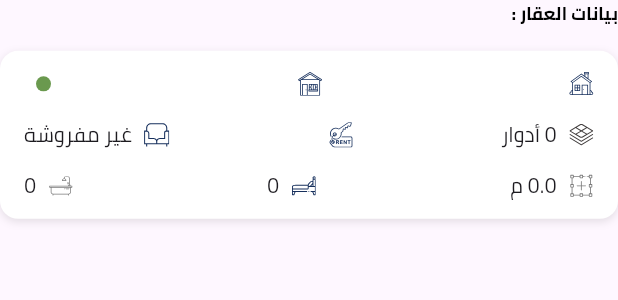
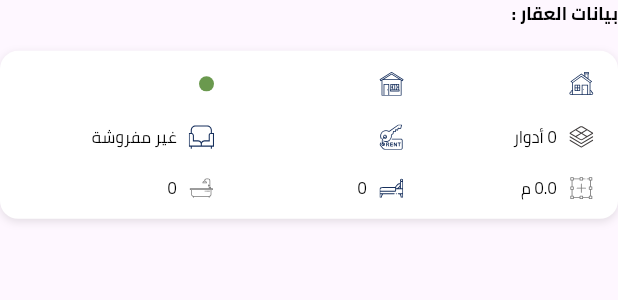
Before and after one commit to seenofficial/seen_flutter, a Flutter app: the RealEstateDetailsSpecifications widget shown alone on an empty page, opened directly with empty values, on a phone screen of 412 x 824 dp. Shown: the top 300 px of the screen. Run offline on Flutter 3.47's test engine with Material 3 defaults, Android fonts, the phone set to English and light mode, and no system bars; our stand-ins replace animate_do, bloc, cached_network_image, country_code_picker, dartz, dio and 17 more; missing offline and left inert: smart_auth; accounts and stored records are empty.

Commit message:
update details specifications

```diff
--- a/lib/features/real_estates/presentation/components/real_estate_details_screen_components/real_estate_details_specifications.dart
+++ b/lib/features/real_estates/presentation/components/real_estate_details_screen_components/real_estate_details_specifications.dart
@@ -1,4 +1,5 @@
 import 'package:enmaa/core/extensions/context_extension.dart';
+import 'package:flutter/material.dart';
 
 import '../../../../../configuration/managers/color_manager.dart';
 import '../../../../../configuration/managers/font_manager.dart';
@@ -9,8 +10,13 @@ import '../../../../home_module/home_imports.dart';
 import '../../../domain/entities/property_details_entity.dart';
 
 class RealEstateDetailsSpecifications extends StatelessWidget {
-  const RealEstateDetailsSpecifications({super.key , required this.currentProperty});
-  final PropertyDetailsEntity currentProperty ;
+  const RealEstateDetailsSpecifications({
+    super.key,
+    required this.currentProperty,
+  });
+
+  final PropertyDetailsEntity currentProperty;
+
   @override
   Widget build(BuildContext context) {
     return Column(
@@ -19,8 +25,9 @@ class RealEstateDetailsSpecifications extends StatelessWidget {
         Text(
           "بيانات العقار :",
           style: getBoldStyle(
-              color: ColorManager.blackColor,
-              fontSize: FontSize.s12),
+            color: ColorManager.blackColor,
+            fontSize: FontSize.s12,
+          ),
         ),
         SizedBox(height: context.scale(16)),
         Container(
@@ -28,12 +35,10 @@ class RealEstateDetailsSpecifications extends StatelessWidget {
           height: context.scale(106),
           decoration: BoxDecoration(
             color: ColorManager.whiteColor,
-            borderRadius:
-            BorderRadius.circular(12),
+            borderRadius: BorderRadius.circular(12),
             boxShadow: [
               BoxShadow(
-                color:
-                Colors.black.withOpacity(0.1),
+                color: Colors.black.withOpacity(0.1),
                 blurRadius: 4,
                 offset: const Offset(0, 2),
               ),
@@ -41,168 +46,74 @@ class RealEstateDetailsSpecifications extends StatelessWidget {
           ),
           child: Padding(
             padding: const EdgeInsets.symmetric(
-                horizontal: 16, vertical: 12),
+              horizontal: 16,
+              vertical: 12,
+            ),
             child: Column(
-              mainAxisAlignment:
-              MainAxisAlignment.spaceBetween,
+              mainAxisAlignment: MainAxisAlignment.spaceBetween,
               children: [
                 // First Row of Icons and Text
-                Row(
-                  mainAxisAlignment:
-                  MainAxisAlignment.start,
+                _buildRow(
                   children: [
-                    // First Item
-                    Row(
-                      children: [
-                        SvgImageComponent(
-                            iconPath: AppAssets
-                                .villaIcon,
-                            width: 16,
-                            height: 16),
-                        SizedBox(width: 8),
-                        Text(
-                          currentProperty.category
+                    _buildItem(
+                      iconPath: AppAssets.villaIcon,
+                      text: currentProperty.category,
+                    ),
+                    _buildItem(
+                      iconPath: AppAssets.independentPropertyIcon,
+                      text: currentProperty.propertyType,
+                    ),
+                    _buildItem(
+                      iconWidget: Container(
+                        width: 10,
+                        height: 10,
+                        decoration: ShapeDecoration(
+                          color: ColorManager.greenColor,
+                          shape: OvalBorder(),
                         ),
-                      ],
-                    ),
-                    Spacer(), // Spacer to push elements to the right
-                    // Second Item
-                    Row(
-                      children: [
-                        SvgImageComponent(
-                            iconPath: AppAssets
-                                .independentPropertyIcon,
-                            width: 16,
-                            height: 16),
-                        SizedBox(width: 8),
-                        Text(currentProperty.propertyType),
-                      ],
-                    ),
-                    Spacer(),
-                    // Third Item
-                    Row(
-                      children: [
-                        Container(
-                          width: 10,
-                          height: 10,
-                          decoration:
-                          ShapeDecoration(
-                            color: ColorManager
-                                .greenColor,
-                            shape: OvalBorder(),
-                          ),
-                        ),
-                        SizedBox(width: 8),
-                        /// todo : map data
-                        Text(
-                          currentProperty.usageType,
-                          style: TextStyle(
-                              color: ColorManager
-                                  .greenColor),
-                        ),
-                      ],
+                      ),
+                      text: currentProperty.usageType,
+                      textStyle: TextStyle(color: ColorManager.greenColor),
                     ),
                   ],
                 ),
-                SizedBox(
-                    height: context.scale(8)),
+                SizedBox(height: context.scale(8)),
 
                 // Second Row of Icons and Text
-                Row(
-                  mainAxisAlignment:
-                  MainAxisAlignment.start,
+                _buildRow(
                   children: [
-                    // First Item
-                    Row(
-                      children: [
-                        SvgImageComponent(
-                            iconPath: AppAssets
-                                .landIcon,
-                            width: 16,
-                            height: 16),
-                        SizedBox(width: 8),
-                        Text('${currentProperty.floor} أدوار'),
-                      ],
+                    _buildItem(
+                      iconPath: AppAssets.landIcon,
+                      text: '${currentProperty.floor} أدوار',
                     ),
-                    Spacer(),
-                    // Second Item
-                    Row(
-                      children: [
-                        SvgImageComponent(
-                          iconPath:
-                          AppAssets.rentIcon,
-                          width: 16,
-                          height: 16,
-                          color: ColorManager
-                              .primaryColor,
-                        ),
-                        SizedBox(width: 8),
-                        Text(currentProperty.operation),
-                      ],
+                    _buildItem(
+                      iconPath: AppAssets.rentIcon,
+                      text: currentProperty.operation,
+                      iconColor: ColorManager.primaryColor,
                     ),
-                    Spacer(),
-                    // Third Item
-                    Row(
-                      children: [
-                        SvgImageComponent(
-                            iconPath: AppAssets
-                                .furnishedIcon,
-                            width: 16,
-                            height: 16),
-                        SizedBox(width: 8),
-                        Text(currentProperty.furnitureIncluded ? 'مفروشة' : 'غير مفروشة'),
-                      ],
+                    _buildItem(
+                      iconPath: AppAssets.furnishedIcon,
+                      text: currentProperty.furnitureIncluded ? 'مفروشة' : 'غير مفروشة',
                     ),
                   ],
                 ),
-                SizedBox(
-                    height: context.scale(8)),
+                SizedBox(height: context.scale(8)),
 
                 // Third Row of Icons and Text
-                Row(
-                  mainAxisAlignment:
-                  MainAxisAlignment.start,
+                _buildRow(
                   children: [
-                    // First Item
-                    Row(
-                      children: [
-                        SvgImageComponent(
-                            iconPath: AppAssets
-                                .areaIcon,
-                            width: 16,
-                            height: 16),
-                        SizedBox(width: 8),
-                        Text('${currentProperty.area} م'),
-                      ],
+                    _buildItem(
+                      iconPath: AppAssets.areaIcon,
+                      text: '${currentProperty.area} م',
                     ),
-                    Spacer(),
-                    // Second Item
-                    Row(
-                      children: [
-                        SvgImageComponent(
-                          iconPath:
-                          AppAssets.bedIcon,
-                          width: 16,
-                          height: 16,
-                          color: ColorManager
-                              .primaryColor,
-                        ),
-                        SizedBox(width: 8),
-                        Text(currentProperty.rooms.toString()),
-                      ],
+                    _buildItem(
+                      iconPath: AppAssets.bedIcon,
+                      text: currentProperty.rooms.toString(),
+                      iconColor: ColorManager.primaryColor,
                     ),
-                    Spacer(),
-                    // Third Item
-                    Row(
-                      children: [
-                        SvgImageComponent(
-                            iconPath: AppAssets
-                                .bathIcon,
-                            width: 16,
-                            height: 16),
-                        SizedBox(width: 8),
-                        Text(currentProperty.bathrooms.toString()),
-                      ],
+                    _buildItem(
+                      iconPath: AppAssets.bathIcon,
+                      text: currentProperty.bathrooms.toString(),
                     ),
                   ],
                 ),
@@ -213,4 +124,48 @@ class RealEstateDetailsSpecifications extends StatelessWidget {
       ],
     );
   }
+
+  Widget _buildRow({required List<Widget> children}) {
+    return Row(
+      mainAxisAlignment: MainAxisAlignment.spaceBetween,
+      children: children.map((child) {
+        return Flexible(
+          flex: 1,
+          child: Align(
+            alignment: Alignment.centerRight,
+            child: child,
+          ),
+        );
+      }).toList(),
+    );
+  }
+
+  Widget _buildItem({
+    String? iconPath,
+    Widget? iconWidget,
+    required String text,
+    Color? iconColor,
+    TextStyle? textStyle,
+  }) {
+    return Row(
+      mainAxisSize: MainAxisSize.min,
+      children: [
+        iconWidget ??
+            SvgImageComponent(
+              iconPath: iconPath!,
+              width: 16,
+              height: 16,
+              color: iconColor,
+            ),
+        SizedBox(width: 8),
+        Text(
+          text,
+          style: textStyle ?? getRegularStyle(
+            color: ColorManager.blackColor,
+            fontSize: FontSize.s10,
+          ),
+        ),
+      ],
+    );
+  }
 }
```
